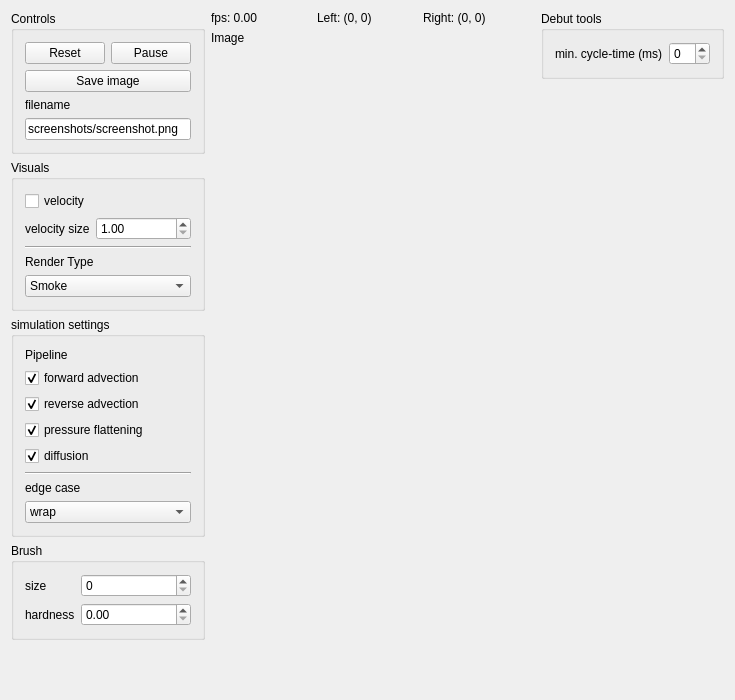
loosstef/grid-based-fluid-simulator, file mainwindow.ui: the form before one commit.
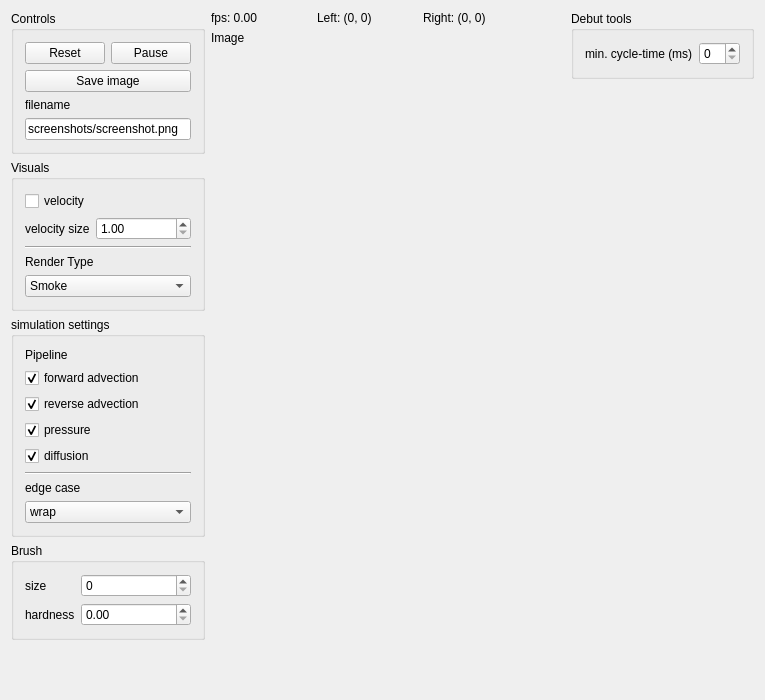
The form after the commit. Custom widgets are drawn as their Qt base class.

What changed in the file:
```diff
--- a/mainwindow.ui
+++ b/mainwindow.ui
@@ -9,7 +9,7 @@
    <rect>
     <x>0</x>
     <y>0</y>
-    <width>735</width>
+    <width>765</width>
     <height>700</height>
    </rect>
   </property>
@@ -195,7 +195,7 @@
          <item alignment="Qt::AlignTop">
           <widget class="QCheckBox" name="pressureToggle">
            <property name="text">
-            <string>pressure flattening</string>
+            <string>pressure</string>
            </property>
            <property name="checked">
             <bool>true</bool>
```
